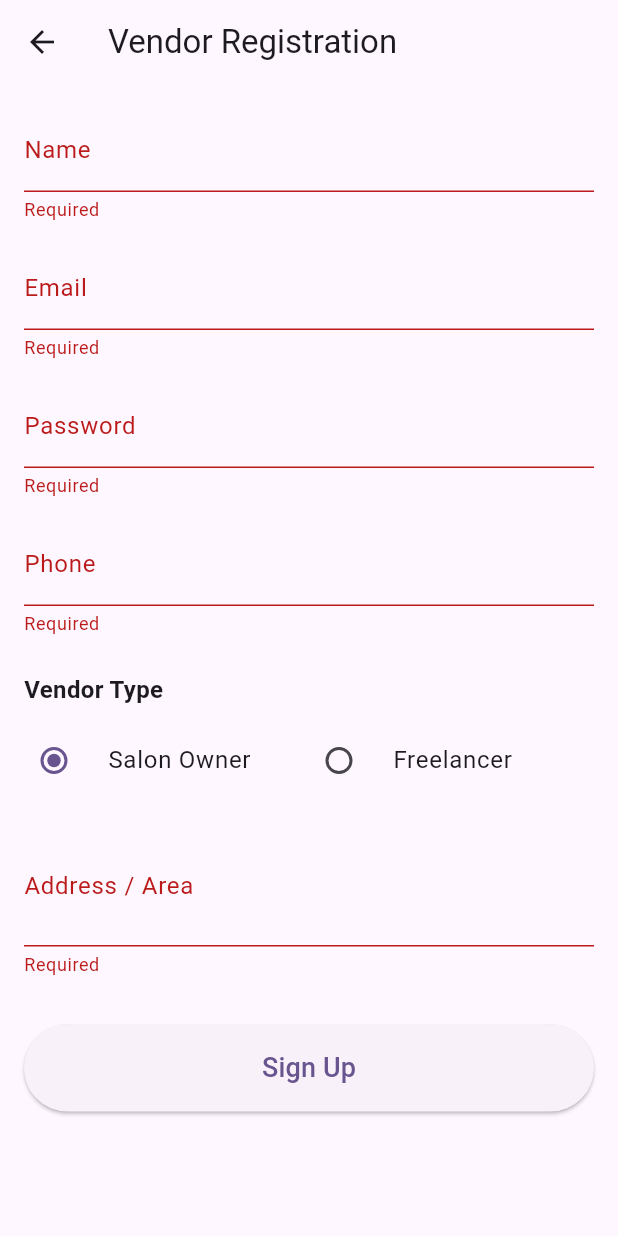
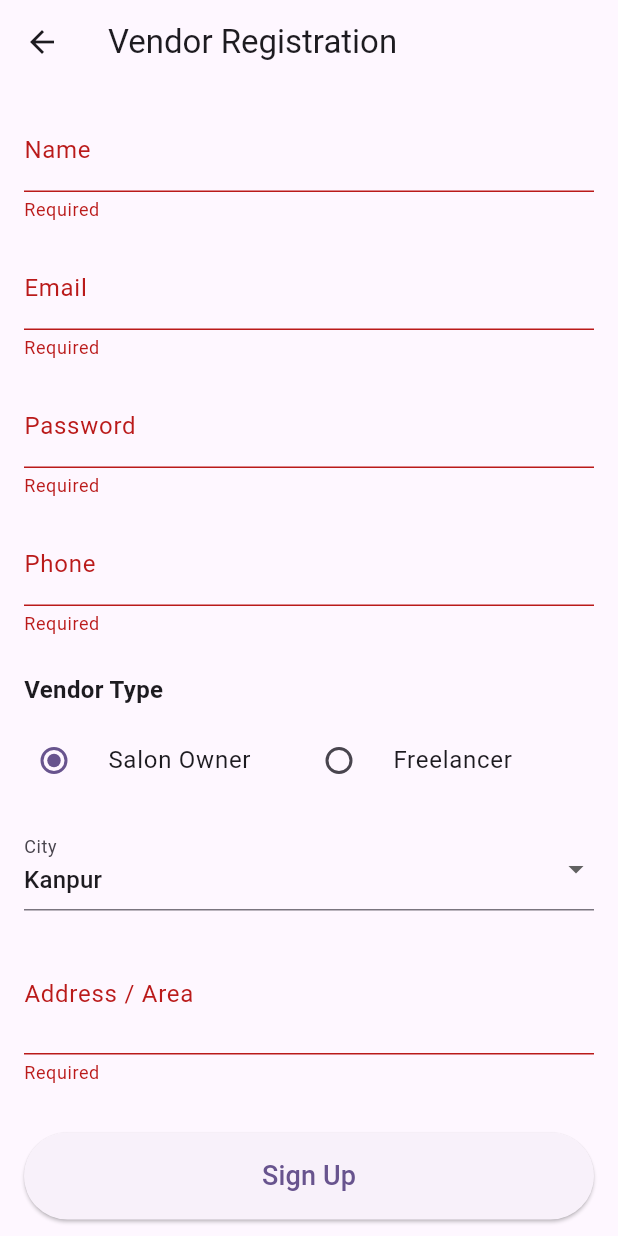
Before and after one commit to n0t-adm1n/parlor_vendor_app, a Flutter app: the VendorRegistrationScreen screen opened directly, after a tap on "Sign Up", on a phone screen of 412 x 824 dp. Run offline on Flutter 3.47's test engine with Material 3 defaults, Android fonts, the phone set to English and light mode, and no system bars; our stand-ins replace cloud_firestore, firebase_auth, firebase_core, firebase_messaging; accounts and stored records are empty.

Commit message:
feat: add city selection dropdown to vendor registration screen

```diff
--- a/lib/screens/auth/vendor_registration_screen.dart
+++ b/lib/screens/auth/vendor_registration_screen.dart
@@ -20,6 +20,7 @@ class _VendorRegistrationScreenState extends State<VendorRegistrationScreen> {
   final TextEditingController _addressController = TextEditingController();
 
   String vendorType = 'parlor';
+  String selectedCity = 'Kanpur';
   bool _isLoading = false;
 
   @override
@@ -56,7 +57,7 @@ class _VendorRegistrationScreenState extends State<VendorRegistrationScreen> {
           'vendorType': vendorType,
           'isActive': true,
           'businessId': uid,
-          'city': 'Kanpur',  // TODO : take the city name from a dropdown in ui
+          'city': selectedCity,
           'geohash': '',
           'location': const GeoPoint(26.4499, 80.3319),
           'rating': 0.0,
@@ -211,6 +212,25 @@ class _VendorRegistrationScreenState extends State<VendorRegistrationScreen> {
                 ),
                 const SizedBox(height: 16),
 
+                DropdownButtonFormField<String>(
+                  initialValue: selectedCity,
+                  decoration: const InputDecoration(
+                    labelText: 'City',
+                  ),
+                  items: const [
+                    DropdownMenuItem(value: 'Kanpur', child: Text('Kanpur')),
+                    DropdownMenuItem(value: 'Lucknow', child: Text('Lucknow')),
+                  ],
+                  onChanged: (value) {
+                    if (value != null) {
+                      setState(() {
+                        selectedCity = value;
+                      });
+                    }
+                  },
+                ),
+                const SizedBox(height: 16),
+
                 TextFormField(
                   controller: _addressController,
                   decoration: InputDecoration(
```
